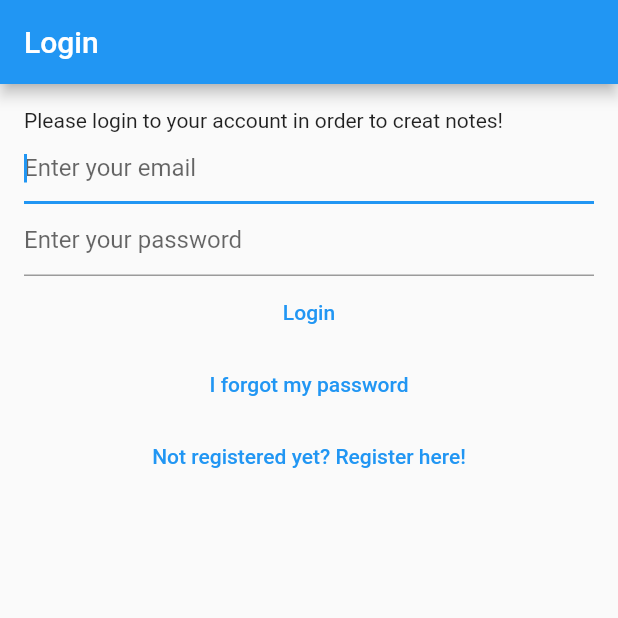
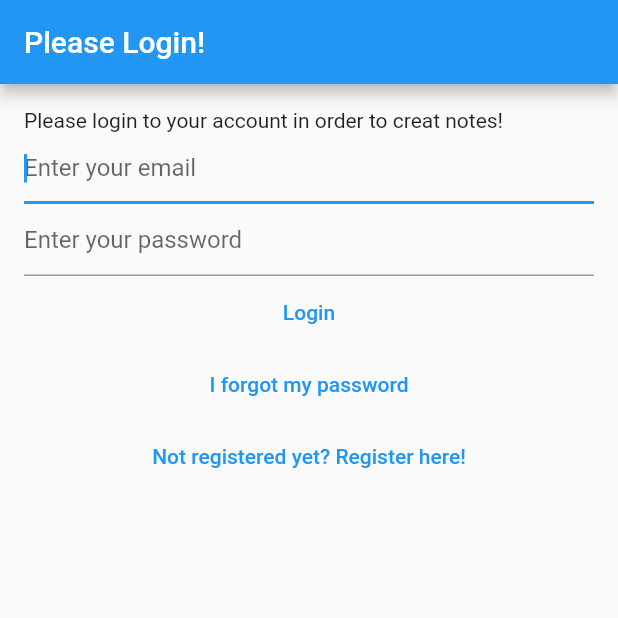
Before and after one commit to Mehran-khani/mynotes, a Flutter app: the screen it shows after launch, on a phone screen of 412 x 824 dp, the top half of it. Run offline on Flutter 3.47's test engine with Material 2 defaults, Android fonts, the phone set to English and light mode, and no system bars; our stand-ins replace bloc, cloud_firestore, equatable, firebase_auth, firebase_core, flutter_bloc and 1 more; accounts and stored records are empty; generated files the repository leaves out were written again.

Commit message:
adding project

```diff
--- /dev/null
+++ b/l10n.yaml
@@ -0,0 +1,3 @@
+arb-dir: lib/l10n
+template-arb-file: intl_en.arb
+output-localization-file: app_localizations.dart
--- /dev/null
+++ b/lib/extensions/buildcontext/loc.dart
@@ -0,0 +1,5 @@
+import 'package:flutter/material.dart' show BuildContext;
+import 'package:flutter_gen/gen_l10n/app_localizations.dart';
+extension Localization on BuildContext {
+  AppLocalizations get loc => AppLocalizations.of(this)!;
+}
--- /dev/null
+++ b/lib/l10n/intl_en.arb
@@ -0,0 +1,3 @@
+{
+    "my_title":"Please Login!"
+}
--- /dev/null
+++ b/lib/l10n/intl_fa.arb
@@ -0,0 +1,3 @@
+{
+"my_title":"لطفا وارد شوید!"
+}
--- a/lib/main.dart
+++ b/lib/main.dart
@@ -12,11 +12,13 @@ import 'package:mynotes/views/notes/create_update_note_view.dart';
 import 'package:mynotes/views/notes/notes_view.dart';
 import 'package:mynotes/views/register_view.dart';
 import 'package:mynotes/views/verify_email_view.dart';
-
+import 'package:flutter_gen/gen_l10n/app_localizations.dart';
 void main() {
   WidgetsFlutterBinding.ensureInitialized();
   runApp(
     MaterialApp(
+      supportedLocales: AppLocalizations.supportedLocales,
+      localizationsDelegates: AppLocalizations.localizationsDelegates,
       title: 'Flutter Demo',
       debugShowCheckedModeBanner: false,
       theme: ThemeData(
--- a/lib/services/auth/bloc/auth_bloc.dart
+++ b/lib/services/auth/bloc/auth_bloc.dart
@@ -58,6 +58,7 @@ class AuthBloc extends Bloc<AuthEvent, AuthState> {
       (event, emit) async {
         final email = event.email;
         final password = event.password;
+        final user = provider.currentUser;
         try {
           await provider.register(
             email: email,
@@ -73,6 +74,7 @@ class AuthBloc extends Bloc<AuthEvent, AuthState> {
         }
       },
     );
+
     on<AuthEventShouldRegister>(
       (event, emit) {
         emit(const AuthStateRegistering(
--- a/lib/views/login_view.dart
+++ b/lib/views/login_view.dart
@@ -1,11 +1,11 @@
 import 'package:flutter/material.dart';
 import 'package:flutter_bloc/flutter_bloc.dart';
+import 'package:mynotes/extensions/buildcontext/loc.dart';
 import 'package:mynotes/services/auth/aut_exception.dart';
 import 'package:mynotes/services/auth/bloc/auth_bloc.dart';
 import 'package:mynotes/services/auth/bloc/auth_event.dart';
 import 'package:mynotes/services/auth/bloc/auth_state.dart';
 import 'package:mynotes/utilities/dialogs/error_dialog.dart';
-import 'package:mynotes/utilities/dialogs/loading_dialog.dart';
 
 class LoginView extends StatefulWidget {
   const LoginView({Key? key}) : super(key: key);
@@ -39,7 +39,8 @@ class _LoginViewState extends State<LoginView> {
         if (state is AuthStateLoggedOut) {
           if (state.exception is UserNotFoundAuthExcepion ||
               state.exception is WrongPasswordAuthException) {
-            await showErrorDialog(context, 'Cannot find a user with entered credentials');
+            await showErrorDialog(
+                context, 'Cannot find a user with entered credentials');
           } else if (state.exception is GenericAuthException) {
             await showErrorDialog(context, 'Authentication error');
           }
@@ -47,7 +48,7 @@ class _LoginViewState extends State<LoginView> {
       },
       child: Scaffold(
         appBar: AppBar(
-          title: const Text('Login'),
+          title: Text(context.loc.my_title),
         ),
         body: Padding(
           padding: const EdgeInsets.all(16.0),
@@ -55,24 +56,27 @@ class _LoginViewState extends State<LoginView> {
             child: Column(
               crossAxisAlignment: CrossAxisAlignment.start,
               children: [
-                const Text('Please login to your account in order to creat notes!'),
+                const Text(
+                    'Please login to your account in order to creat notes!'),
                 TextField(
                   controller: _email,
                   keyboardType: TextInputType.emailAddress,
                   enableSuggestions: false,
                   autocorrect: false,
                   autofocus: true,
-                  decoration: const InputDecoration(hintText: 'Enter your email'),
+                  decoration:
+                      const InputDecoration(hintText: 'Enter your email'),
                 ),
                 Center(
-                  child: Column(children: [
+                  child: Column(
+                    children: [
                       TextField(
                         controller: _password,
                         obscureText: true,
                         enableSuggestions: false,
                         autocorrect: false,
-                    decoration:
-                        const InputDecoration(hintText: 'Enter your password'),
+                        decoration: const InputDecoration(
+                            hintText: 'Enter your password'),
                       ),
                       TextButton(
                         onPressed: () async {
@@ -96,10 +100,14 @@ class _LoginViewState extends State<LoginView> {
                           child: const Text('I forgot my password')),
                       TextButton(
                         onPressed: () {
-                      context.read<AuthBloc>().add(const AuthEventShouldRegister());
+                          context
+                              .read<AuthBloc>()
+                              .add(const AuthEventShouldRegister());
                         },
                         child: const Text('Not registered yet? Register here!'),
-                  ),],),
+                      ),
+                    ],
+                  ),
                 )
               ],
             ),
--- a/lib/views/verify_email_view.dart
+++ b/lib/views/verify_email_view.dart
@@ -1,7 +1,5 @@
 import 'package:flutter/material.dart';
 import 'package:flutter_bloc/flutter_bloc.dart';
-import 'package:mynotes/constants/route.dart';
-import 'package:mynotes/services/auth/auth_service.dart';
 import 'package:mynotes/services/auth/bloc/auth_bloc.dart';
 import 'package:mynotes/services/auth/bloc/auth_event.dart';
 
--- a/pubspec.yaml
+++ b/pubspec.yaml
@@ -29,7 +29,8 @@ environment:
 dependencies:
   flutter:
     sdk: flutter
-
+  flutter_localizations:
+    sdk: flutter
 
   # The following adds the Cupertino Icons font to your application.
   # Use with the CupertinoIcons class for iOS style icons.
@@ -46,6 +47,7 @@ dependencies:
   flutter_bloc: ^8.0.1
   equatable: ^2.0.3
   flutter_launcher_icons: ^0.9.2
+  intl: ^0.17.0
 
 dev_dependencies:
   flutter_test:
@@ -64,6 +66,8 @@ dev_dependencies:
 
 # The following section is specific to Flutter.
 flutter:
+
+  generate: true
 
   # The following line ensures that the Material Icons font is
   # included with your application, so that you can use the icons in
```
Also changed, not shown: lib/views/register_view.dart (+7 -7 lines), pubspec.lock, 3 other files. Lines whose indentation alone changed are shown as unchanged.
